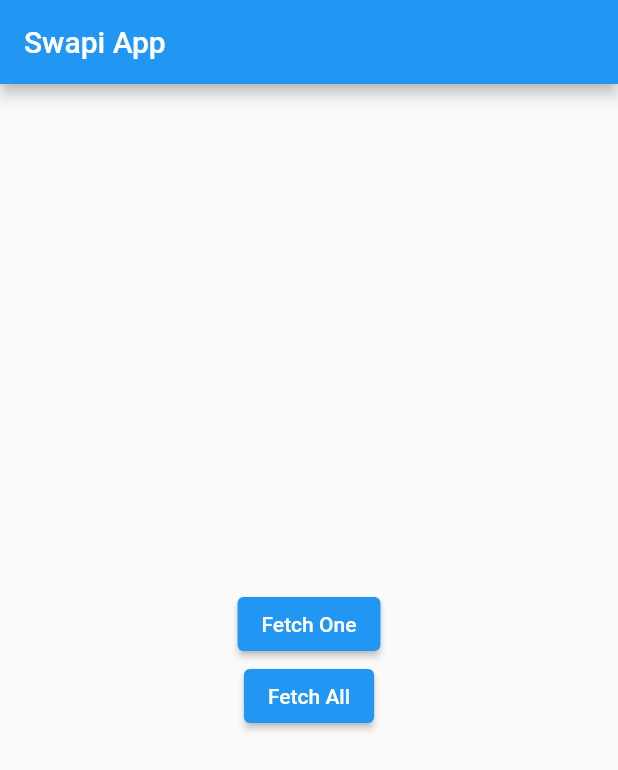
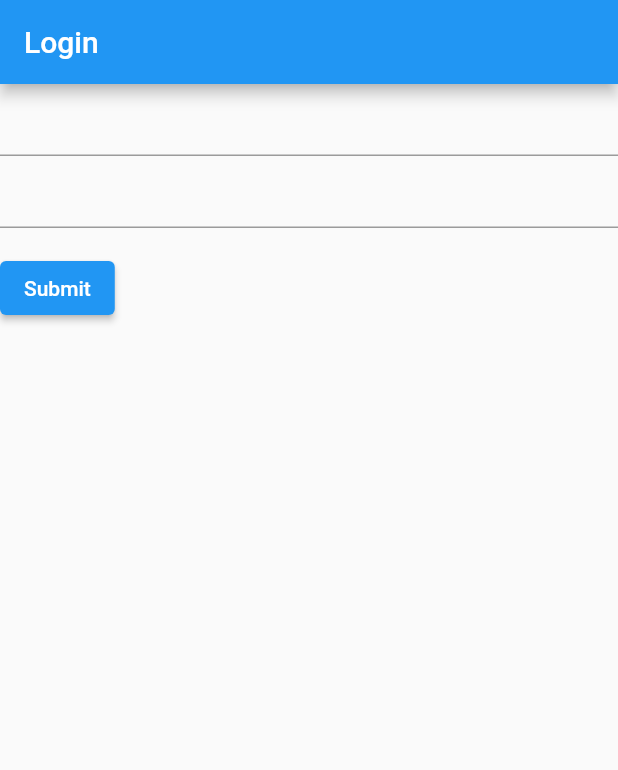
Before and after one commit to mshevaatallah/first-fetch-flutter, a Flutter app: the screen it shows after launch, on a phone screen of 412 x 824 dp. Shown: the top 770 px of the screen. Run offline on Flutter 3.47's test engine with Material 2 defaults, Android fonts, the phone set to English and light mode, and no system bars.

Commit message:
add login-1

```diff
--- a/lib/main.dart
+++ b/lib/main.dart
@@ -3,6 +3,7 @@ import 'dart:math';
 
 import 'package:project_1/pages/fetching.dart';
 import 'package:project_1/pages/fetchingAll.dart';
+import 'package:project_1/pages/login_form.dart';
 
 void main() {
   runApp(const MyApp());
@@ -28,7 +29,7 @@ class MyApp extends StatelessWidget {
         // is not restarted.
         primarySwatch: Colors.blue,
       ),
-      home: const MyHomePage(title: 'Swapi App'),
+      home: const Login(),
     );
   }
 }
--- /dev/null
+++ b/lib/pages/login_form.dart
@@ -0,0 +1,89 @@
+import 'package:flutter/material.dart';
+import 'package:flutter/src/foundation/key.dart';
+import 'package:flutter/src/widgets/framework.dart';
+
+class Login extends StatefulWidget {
+  const Login({Key? key}) : super(key: key);
+
+  @override
+  State<Login> createState() => _LoginState();
+}
+
+class _LoginState extends State<Login> {
+  @override
+  Widget build(BuildContext context) {
+    return Scaffold(
+      appBar: AppBar(
+        title: const Text('Login'),
+      ),
+      body: const MyCustomForm(),
+    );
+  }
+}
+
+class MyCustomForm extends StatefulWidget {
+  const MyCustomForm({super.key});
+
+  @override
+  MyCustomFormState createState() {
+    return MyCustomFormState();
+  }
+}
+
+// Create a corresponding State class.
+// This class holds data related to the form.
+class MyCustomFormState extends State<MyCustomForm> {
+  // Create a global key that uniquely identifies the Form widget
+  // and allows validation of the form.
+  //
+  // Note: This is a GlobalKey<FormState>,
+  // not a GlobalKey<MyCustomFormState>.
+  final _formKey = GlobalKey<FormState>();
+
+  @override
+  Widget build(BuildContext context) {
+    // Build a Form widget using the _formKey created above.
+    return Form(
+      key: _formKey,
+      child: Column(
+        crossAxisAlignment: CrossAxisAlignment.start,
+        children: [
+          TextFormField(
+            // The validator receives the text that the user has entered.
+            validator: (value) {
+              if (value == null || value.isEmpty) {
+                return 'Username wajib di isi';
+              }
+              return null;
+            },
+          ),
+          TextFormField(
+            // The validator receives the text that the user has entered.
+            validator: (value) {
+              if (value == null || value.isEmpty) {
+                return 'Password wajib di isi';
+              }
+              return null;
+            },
+          ),
+          Padding(
+            padding: const EdgeInsets.symmetric(vertical: 16.0),
+            child: ElevatedButton(
+              onPressed: () {
+                // Validate returns true if the form is valid, or false otherwise.
+                if (_formKey.currentState!.validate()) {
+                  // If the form is valid, display a snackbar. In the real world,
+                  // you'd often call a server or save the information in a database.
+                  ScaffoldMessenger.of(context).showSnackBar(
+                    const SnackBar(content: Text('Processing Data')),
+                  );
+                }
+              },
+              child: const Text('Submit'),
+            ),
+          ),
+        ],
+      ),
+    );
+  }
+}
--- /dev/null
+++ b/lib/services/auth_service.dart
@@ -0,0 +1,12 @@
+import 'package:flutter/material.dart';
+import 'package:http/http.dart' as http;
+
+class Auth with ChangeNotifier {
+  login(String username, String password) async {
+    Uri url = Uri.parse('https://dummyjson.com/auth/login');
+    var res = await http.post(url, body: {
+      'username': username,
+      'password': password,
+    });
+  }
+}
--- a/pubspec.yaml
+++ b/pubspec.yaml
@@ -34,6 +34,7 @@ dependencies:
   # Use with the CupertinoIcons class for iOS style icons.
   cupertino_icons: ^1.0.2
   http: ^0.13.5
+  shared_preferences: ^2.0.15
 
 dev_dependencies:
   flutter_test:
```
Also changed, not shown: lib/models/user_models.dart (added, +54 -0 lines), lib/pages/fetchingAll.dart (+20 -4 lines), pubspec.lock, 7 other files.
